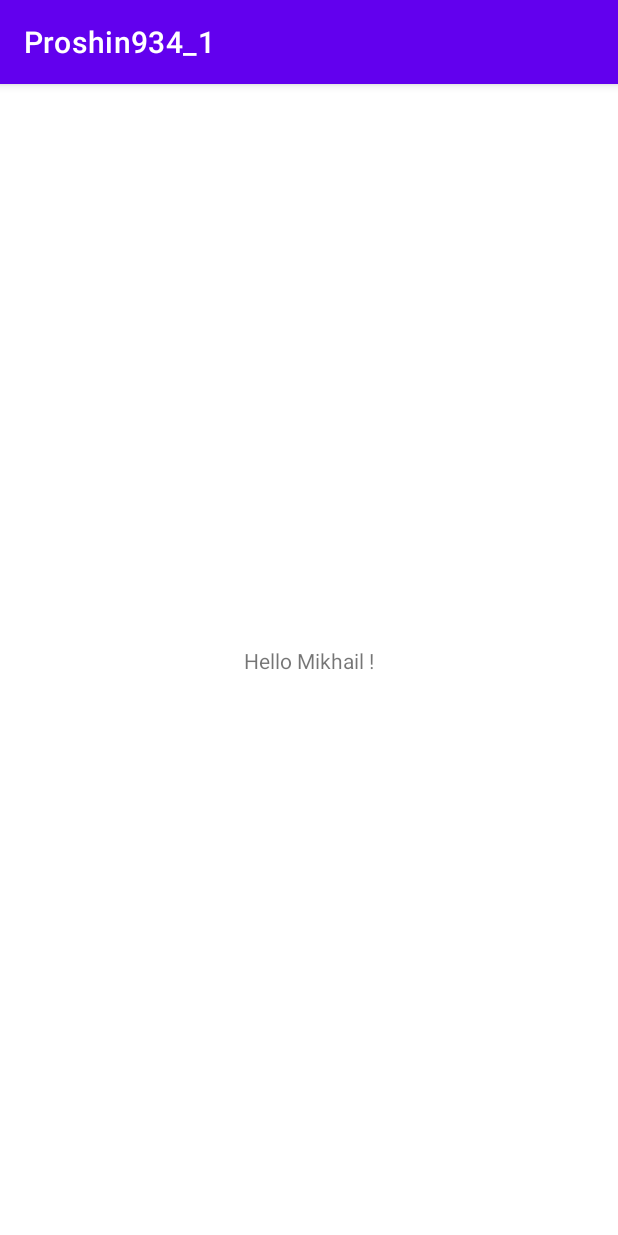
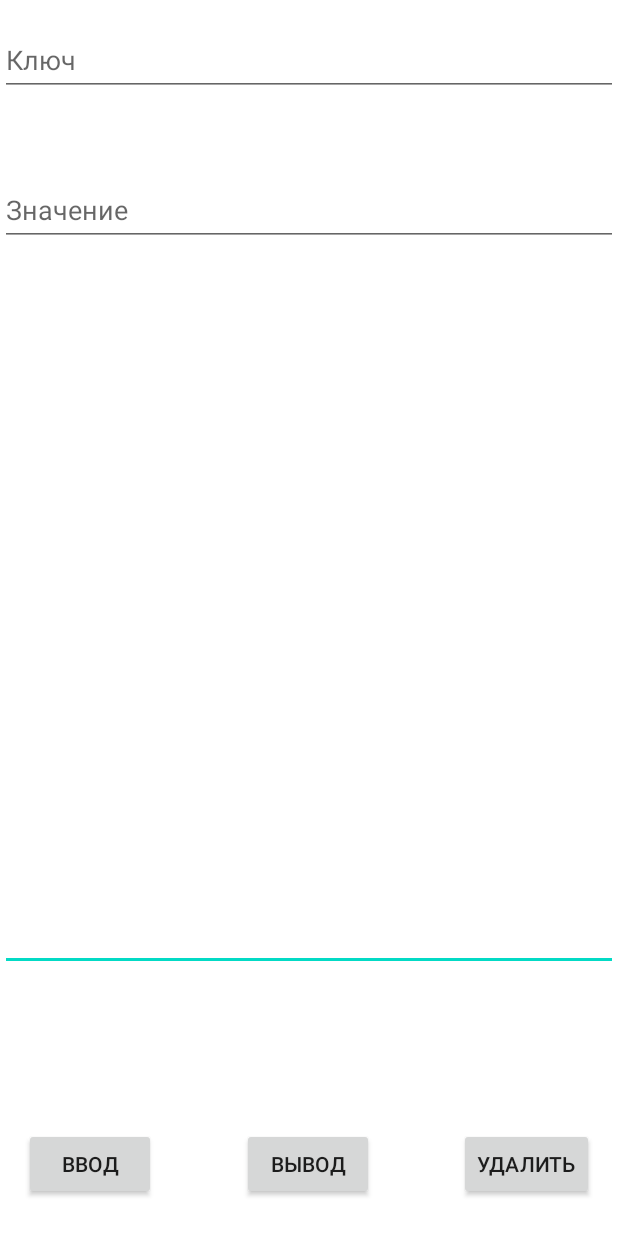
Before and after one commit to mihan-pro/NNGASU_MOBILE_DEVELOPMENT_LABS, an Android app: the screen it shows after launch (MainActivity before the commit, SQLiteActivity after it), on a phone screen of 412 x 824 dp. Run offline under Robolectric (Android 15) with nearby library versions, the phone set to English and light mode, and no system bars.

Commit message:
feat: lab work 8: db

```diff
--- a/app/src/main/AndroidManifest.xml
+++ b/app/src/main/AndroidManifest.xml
@@ -10,7 +10,7 @@
         android:supportsRtl="true"
         android:theme="@style/Theme.Proshin9341">
         <activity
-            android:name=".MainActivity"
+            android:name=".SQLiteActivity"
             android:exported="true">
             <intent-filter>
                 <action android:name="android.intent.action.MAIN" />
--- a/app/src/main/java/com/app/proshin934_1/MainActivity.java
+++ /dev/null
@@ -1,14 +0,0 @@
-package com.app.proshin934_1;
-
-import androidx.appcompat.app.AppCompatActivity;
-
-import android.os.Bundle;
-
-public class MainActivity extends AppCompatActivity {
-
-    @Override
-    protected void onCreate(Bundle savedInstanceState) {
-        super.onCreate(savedInstanceState);
-        setContentView(R.layout.activity_main);
-    }
-}
--- /dev/null
+++ b/app/src/main/java/com/app/proshin934_1/MyOpenHelper.java
@@ -0,0 +1,28 @@
+package com.app.proshin934_1;
+
+
+import android.content.Context;
+import android.database.sqlite.SQLiteDatabase;
+import android.database.sqlite.SQLiteOpenHelper;
+
+public class MyOpenHelper extends SQLiteOpenHelper {
+
+    public String TABLE_NAME="first_table";
+    public String FIELD_NAME_1="first_field";
+    public String FIELD_NAME_2="second_field";
+
+    MyOpenHelper(Context ct, String nm, SQLiteDatabase.CursorFactory cf, int vs){
+        super(ct, nm, cf, vs);
+    }
+
+    @Override
+    public void onCreate(SQLiteDatabase DB) {
+        String query="create table " + TABLE_NAME + " ( _id integer primary key autoincrement, " + FIELD_NAME_1 + " TEXT, " + FIELD_NAME_2 + " TEXT)";
+        DB.execSQL(query);
+    }
+
+    @Override
+    public void onUpgrade(SQLiteDatabase db, int oldVersion, int newVersion) {
+
+    }
+}
--- /dev/null
+++ b/app/src/main/java/com/app/proshin934_1/SQLiteActivity.java
@@ -0,0 +1,76 @@
+package com.app.proshin934_1;
+
+
+import android.app.Activity;
+import android.content.ContentValues;
+import android.database.Cursor;
+import android.database.sqlite.SQLiteDatabase;
+import android.os.Bundle;
+import android.view.View;
+import android.widget.EditText;
+
+public class SQLiteActivity extends Activity {
+
+    MyOpenHelper myHelper = null;
+    EditText field1, field2, result;
+    SQLiteDatabase DB;
+
+    @Override
+    protected void onCreate(Bundle savedInstanceState) {
+        super.onCreate(savedInstanceState);
+        setContentView(R.layout.activity_sqlite);
+
+        myHelper=new MyOpenHelper(this, "myDB", null, 1);
+
+        field1= findViewById(R.id.field1);
+        field2= findViewById(R.id.field2);
+        result= findViewById(R.id.dbResult);
+    }
+
+    public void insertIntoDatabase(View v){
+
+        if(!field1.getText().toString().equals("") &&
+                !field2.getText().toString().equals("")){
+
+            DB = myHelper.getWritableDatabase();
+            String query="create table if not exist " + myHelper.TABLE_NAME +
+                    " (_id integer primary key autoincrement, " + myHelper.FIELD_NAME_1 + " TEXT, " + myHelper.FIELD_NAME_2 + " TEXT)";
+
+            ContentValues CV = new ContentValues();
+            CV.put(myHelper.FIELD_NAME_1,field1.getText().toString());
+            CV.put(myHelper.FIELD_NAME_2,field2.getText().toString());
+            DB.insert(myHelper.TABLE_NAME,null,CV);
+            DB.close();
+            field1.setText("");
+            field2.setText("");
+        }
+    }
+
+    public void readDatabase(View v){
+
+        result.setText("");
+
+        DB = myHelper.getReadableDatabase();
+
+        String columns[]={"_id",myHelper.FIELD_NAME_1, myHelper.FIELD_NAME_2};
+        Cursor cursor=DB.query(myHelper.TABLE_NAME, columns, null, null, null,
+                null, "_id");
+        if(cursor!=null){
+            cursor.moveToFirst();
+            if (cursor.moveToFirst()) {
+                do {
+                    result.setText(String.format("%s\n%s) %s,%s", result.getText().toString(), cursor.getString(0), cursor.getString(1), cursor.getString(2)));
+                } while (cursor.moveToNext());
+            }
+        }
+
+        DB.close();
+    }
+
+    public void deleteDatabase(View v){
+        DB = myHelper.getWritableDatabase();
+
+        DB.delete(myHelper.TABLE_NAME, null, null);
+        DB.close();
+    }
+}
--- a/app/src/main/res/layout/activity_main.xml
+++ /dev/null
@@ -1,18 +0,0 @@
-<?xml version="1.0" encoding="utf-8"?>
-<androidx.constraintlayout.widget.ConstraintLayout xmlns:android="http://schemas.android.com/apk/res/android"
-    xmlns:app="http://schemas.android.com/apk/res-auto"
-    xmlns:tools="http://schemas.android.com/tools"
-    android:layout_width="match_parent"
-    android:layout_height="match_parent"
-    tools:context=".MainActivity">
-
-    <TextView
-        android:layout_width="wrap_content"
-        android:layout_height="wrap_content"
-        android:text="Hello Mikhail !"
-        app:layout_constraintBottom_toBottomOf="parent"
-        app:layout_constraintLeft_toLeftOf="parent"
-        app:layout_constraintRight_toRightOf="parent"
-        app:layout_constraintTop_toTopOf="parent" />
-
-</androidx.constraintlayout.widget.ConstraintLayout>
--- /dev/null
+++ b/app/src/main/res/layout/activity_sqlite.xml
@@ -0,0 +1,85 @@
+<?xml version="1.0" encoding="utf-8"?>
+<androidx.constraintlayout.widget.ConstraintLayout xmlns:android="http://schemas.android.com/apk/res/android"
+    xmlns:app="http://schemas.android.com/apk/res-auto"
+    xmlns:tools="http://schemas.android.com/tools"
+    android:layout_width="match_parent"
+    android:layout_height="match_parent"
+    tools:context=".SQLiteActivity">
+
+    <com.google.android.material.textfield.TextInputEditText
+        android:id="@+id/dbResult"
+        android:layout_width="match_parent"
+        android:layout_height="470dp"
+        android:layout_marginTop="10dp"
+        android:bufferType="spannable"
+        android:clickable="false"
+        app:layout_constraintBottom_toBottomOf="parent"
+        app:layout_constraintEnd_toEndOf="parent"
+        app:layout_constraintHorizontal_bias="0.0"
+        app:layout_constraintStart_toStartOf="parent"
+        app:layout_constraintTop_toBottomOf="@+id/field2"
+        app:layout_constraintVertical_bias="0.019"
+        >
+
+    </com.google.android.material.textfield.TextInputEditText>
+
+    <com.google.android.material.textfield.TextInputEditText
+        android:id="@+id/field1"
+        android:layout_width="match_parent"
+        android:layout_height="wrap_content"
+        android:layout_marginTop="16dp"
+        android:hint="@string/key"
+        android:minHeight="48dp"
+        app:layout_constraintEnd_toEndOf="parent"
+        app:layout_constraintHorizontal_bias="1.0"
+        app:layout_constraintStart_toStartOf="parent"
+        app:layout_constraintTop_toTopOf="parent" />
+
+    <com.google.android.material.textfield.TextInputEditText
+        android:id="@+id/field2"
+        android:layout_width="match_parent"
+        android:layout_height="wrap_content"
+        android:layout_marginTop="52dp"
+        android:hint="@string/value"
+        android:minHeight="48dp"
+        app:layout_constraintEnd_toEndOf="parent"
+        app:layout_constraintHorizontal_bias="1.0"
+        app:layout_constraintStart_toStartOf="parent"
+        app:layout_constraintTop_toBottomOf="@+id/field1" />
+
+    <Button
+        android:id="@+id/button"
+        android:layout_width="wrap_content"
+        android:layout_height="wrap_content"
+        android:layout_marginStart="16dp"
+        android:layout_marginLeft="16dp"
+        android:layout_marginBottom="24dp"
+        android:onClick="insertIntoDatabase"
+        android:text="@string/input"
+        app:layout_constraintBottom_toBottomOf="parent"
+        app:layout_constraintStart_toStartOf="parent" />
+
+    <Button
+        android:id="@+id/button2"
+        android:layout_width="wrap_content"
+        android:layout_height="wrap_content"
+        android:layout_marginBottom="24dp"
+        android:onClick="readDatabase"
+        android:text="@string/output"
+        app:layout_constraintBottom_toBottomOf="parent"
+        app:layout_constraintEnd_toEndOf="parent"
+        app:layout_constraintHorizontal_bias="0.498"
+        app:layout_constraintStart_toStartOf="parent" />
+
+    <Button
+        android:id="@+id/button3"
+        android:layout_width="wrap_content"
+        android:layout_height="wrap_content"
+        android:layout_marginEnd="16dp"
+        android:layout_marginRight="16dp"
+        android:layout_marginBottom="24dp"
+        android:onClick="deleteDatabase"
+        android:text="@string/delete"
+        app:layout_constraintBottom_toBottomOf="parent"
+        app:layout_constraintEnd_toEndOf="parent" />
+</androidx.constraintlayout.widget.ConstraintLayout>
--- a/app/src/main/res/values/strings.xml
+++ b/app/src/main/res/values/strings.xml
@@ -1,3 +1,8 @@
 <resources>
     <string name="app_name">Proshin934_1</string>
+    <string name="input">Ввод</string>
+    <string name="output">Вывод</string>
+    <string name="delete">Удалить</string>
+    <string name="key">Ключ</string>
+    <string name="value">Значение</string>
 </resources>
```
